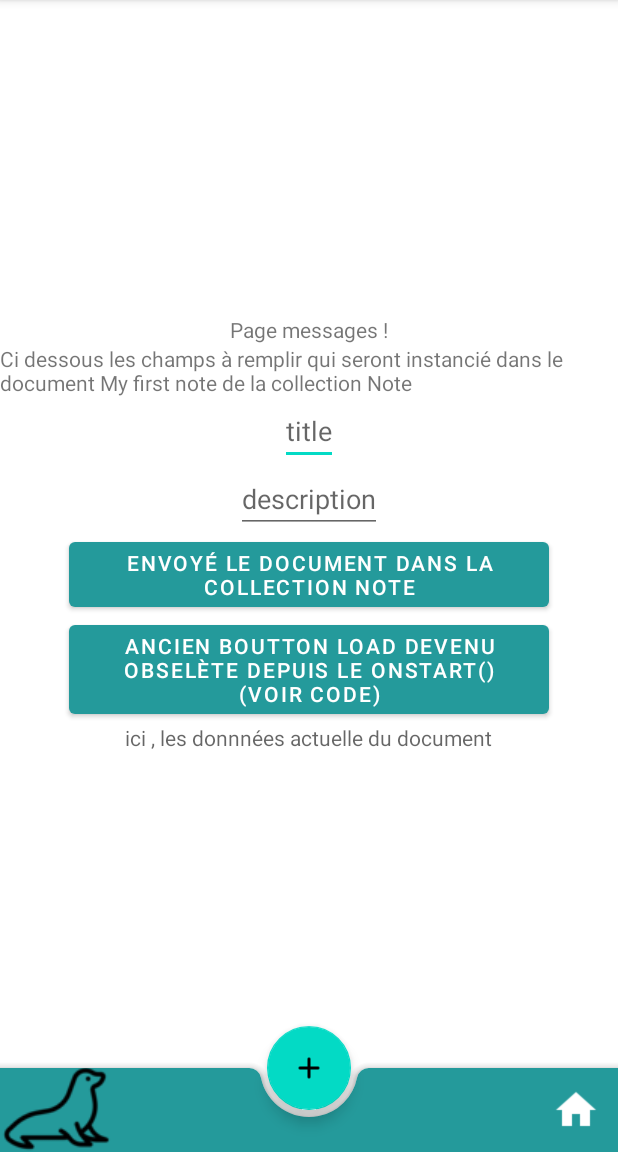
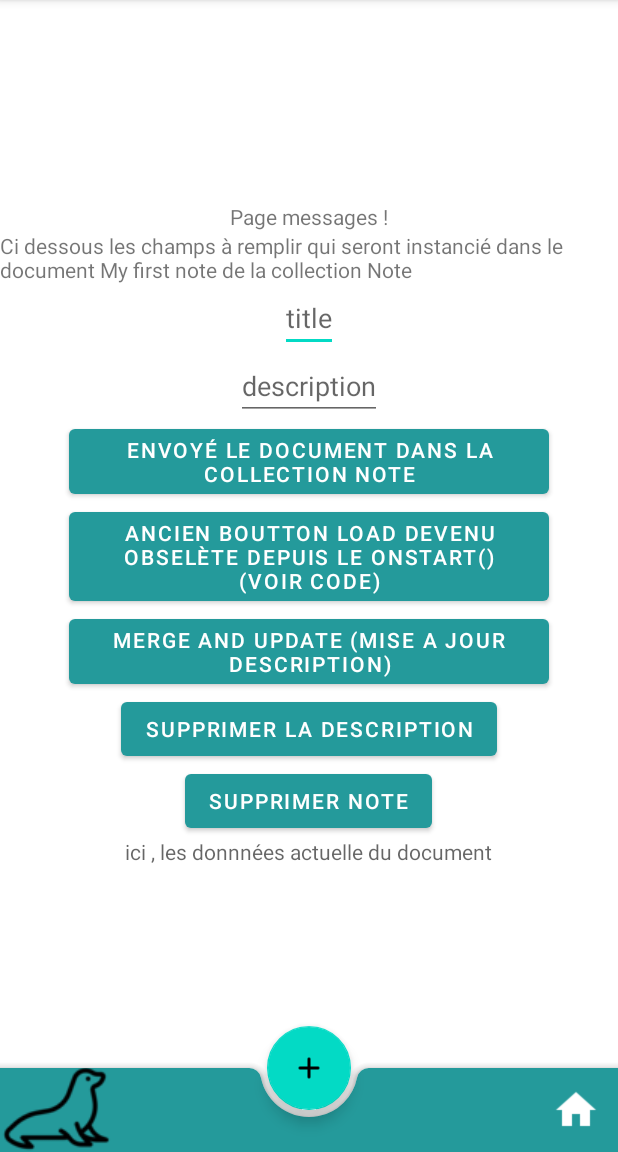
Before and after one commit to Beauget/HMIN205LeBonPetitCoin, an Android app: the fragment MessageFragment placed in its activity, in the side drawer, after a tap on "Messages", on a phone screen of 412 x 824 dp, the part 84-1236 px from its top. Run offline under Robolectric (Android 15) with nearby library versions, the phone set to English and light mode, and no system bars; our stand-ins replace Firebase (no records; nobody signed in at launch, a user with empty details on screens opened directly); libraries missing offline, so code that uses them is left out: com.firebase.ui.

Commit message:
suppression d'attribut et de document

```diff
--- a/app/src/main/java/com/example/lebonpetitcoin/Fragments/MessageFragment.java
+++ b/app/src/main/java/com/example/lebonpetitcoin/Fragments/MessageFragment.java
@@ -24,10 +24,12 @@ import com.google.firebase.firestore.DocumentChange;
 import com.google.firebase.firestore.DocumentReference;
 import com.google.firebase.firestore.DocumentSnapshot;
 import com.google.firebase.firestore.EventListener;
+import com.google.firebase.firestore.FieldValue;
 import com.google.firebase.firestore.FirebaseFirestore;
 import com.google.firebase.firestore.FirebaseFirestoreException;
 import com.google.firebase.firestore.ListenerRegistration;
 import com.google.firebase.firestore.QuerySnapshot;
+import com.google.firebase.firestore.SetOptions;
 
 import java.util.ArrayList;
 import java.util.HashMap;
@@ -46,6 +48,9 @@ public class MessageFragment extends Fragment {
 
     Button buttonSend;
     Button buttonLoad;
+    Button buttonMerge;
+    Button buttonDeleteDescription;
+    Button buttonDeleteNote;
 
     TextView tLoad;
 
@@ -93,6 +98,17 @@ public class MessageFragment extends Fragment {
         buttonLoad.setText("ancien boutton load devenu obselète depuis le onstart() (voir code)");
         //LoadNote(view);
 
+        //met a jour la desciption
+        buttonMerge= view.findViewById(R.id.buttonChangeDescription);
+        updateDescription(view);
+
+        //supprime l'attribue description
+        buttonDeleteDescription = view.findViewById(R.id.buttonDeleteDescription);
+        deleteDescription(view);
+
+        //supprime My first note (et donc la collection note car elle est maintenant vide)
+        buttonDeleteNote = view.findViewById(R.id.buttonDeleteNote);
+        deleteNote(view);
 
         //Champs d'affichage du document
         tLoad= view.findViewById(R.id.Tload);
@@ -183,6 +199,90 @@ public class MessageFragment extends Fragment {
 
     }
 
+    public void updateDescription(View v){
+
+        buttonMerge.setOnClickListener(new View.OnClickListener() {
+            @Override
+            public void onClick(View v) {
+                String description = eDescription.getText().toString();
+
+                /*Option 1*/
+                Map<String , Object> note = new HashMap<>();
+                note.put(KEY_DESCRIPTION,description);
+
+                noteReference.set(note, SetOptions.merge());
+
+
+                //UPDATE ne remarque pas la disparition du fichier quand on le supprime (et donc n'en crée pas un nouveau)
+
+                /*Option 2
+                Map<String , Object> note = new HashMap<>();
+                note.put(KEY_DESCRIPTION,description);
+
+                noteReference.update(note);
+                */
+
+                /*Option 3
+                noteReference.update(KEY_DESCRIPTION,description);
+                */
+
+            }
+        });
+    }
+
+    public void deleteDescription(View v){
+        buttonDeleteDescription.setOnClickListener(new View.OnClickListener() {
+            @Override
+            public void onClick(View v) {
+                noteReference.update(KEY_DESCRIPTION, FieldValue.delete())
+                        .addOnSuccessListener(new OnSuccessListener<Void>() {
+                            @Override
+                            public void onSuccess(Void aVoid) {
+                                Toast.makeText(getContext(),"description supprimé",Toast.LENGTH_SHORT).show();
+
+                            }
+                        })
+                        .addOnFailureListener(new OnFailureListener() {
+                            @Override
+                            public void onFailure(@NonNull Exception e) {
+                                Toast.makeText(getContext(),"erreur",Toast.LENGTH_SHORT).show();
+                                Log.d(TAG,e.toString());
+                            }
+                        });
+
+            }
+        });
+
+    }
+
+    public void deleteNote(View v){
+        buttonDeleteNote.setOnClickListener(new View.OnClickListener() {
+            @Override
+            public void onClick(View v) {
+                noteReference.delete()
+                        .addOnSuccessListener(new OnSuccessListener<Void>() {
+                            @Override
+                            public void onSuccess(Void aVoid) {
+                                //ce qui engendre la suppression de la collection car elle est maintenant vide
+                                Toast.makeText(getContext(),"My first Note supprimé",Toast.LENGTH_SHORT).show();
+
+                            }
+                        })
+                        .addOnFailureListener(new OnFailureListener() {
+                            @Override
+                            public void onFailure(@NonNull Exception e) {
+                                Toast.makeText(getContext(),"erreur",Toast.LENGTH_SHORT).show();
+                                Log.d(TAG,e.toString());
+                            }
+                        });
+
+            }
+        });
+
+    }
+
+
+
     public void LoadNote(View v){
         buttonLoad.setOnClickListener(new View.OnClickListener() {
             @Override
--- a/app/src/main/res/layout/fragment_message.xml
+++ b/app/src/main/res/layout/fragment_message.xml
@@ -40,6 +40,24 @@
         android:layout_height="wrap_content"
         android:text="Regarder le contenu actuelle du document My first note"/>
 
+    <Button
+        android:id="@+id/buttonChangeDescription"
+        android:layout_width="wrap_content"
+        android:layout_height="wrap_content"
+        android:text="Merge and update (mise a jour description)"/>
+
+    <Button
+        android:id="@+id/buttonDeleteDescription"
+        android:layout_width="wrap_content"
+        android:layout_height="wrap_content"
+        android:text="Supprimer la description"/>
+
+    <Button
+        android:id="@+id/buttonDeleteNote"
+        android:layout_width="wrap_content"
+        android:layout_height="wrap_content"
+        android:text="Supprimer Note"/>
+
     <TextView
         android:id="@+id/Tload"
         android:hint="ici , les donnnées actuelle du document"
```
Also changed, not shown: 14 other files.
